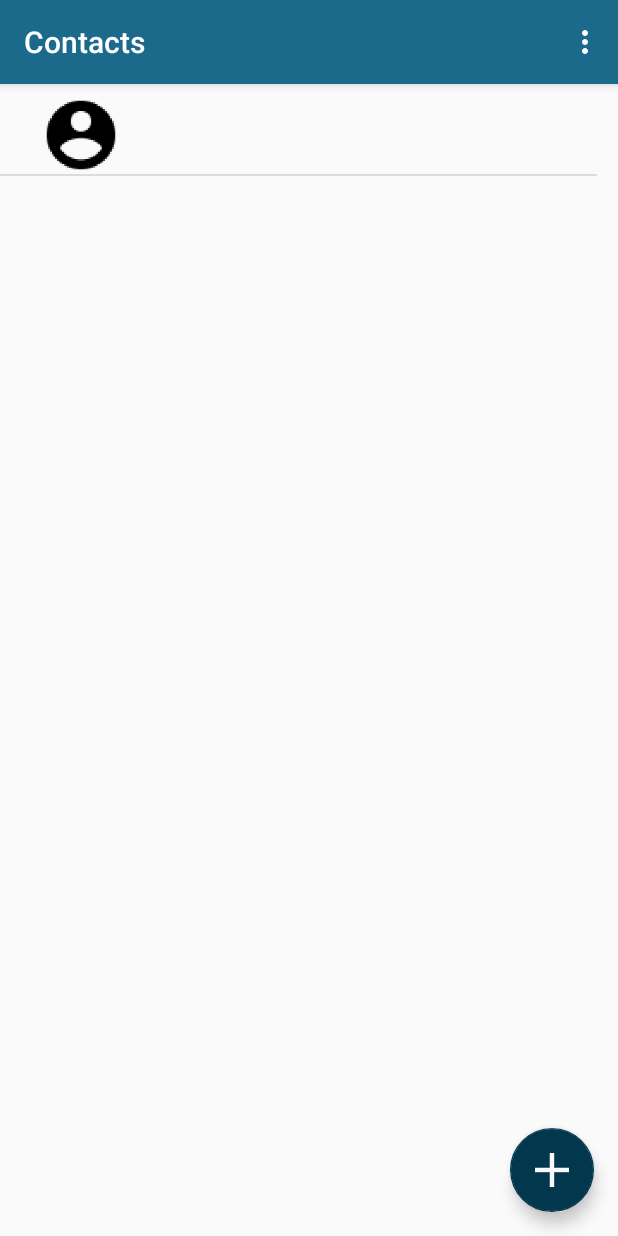
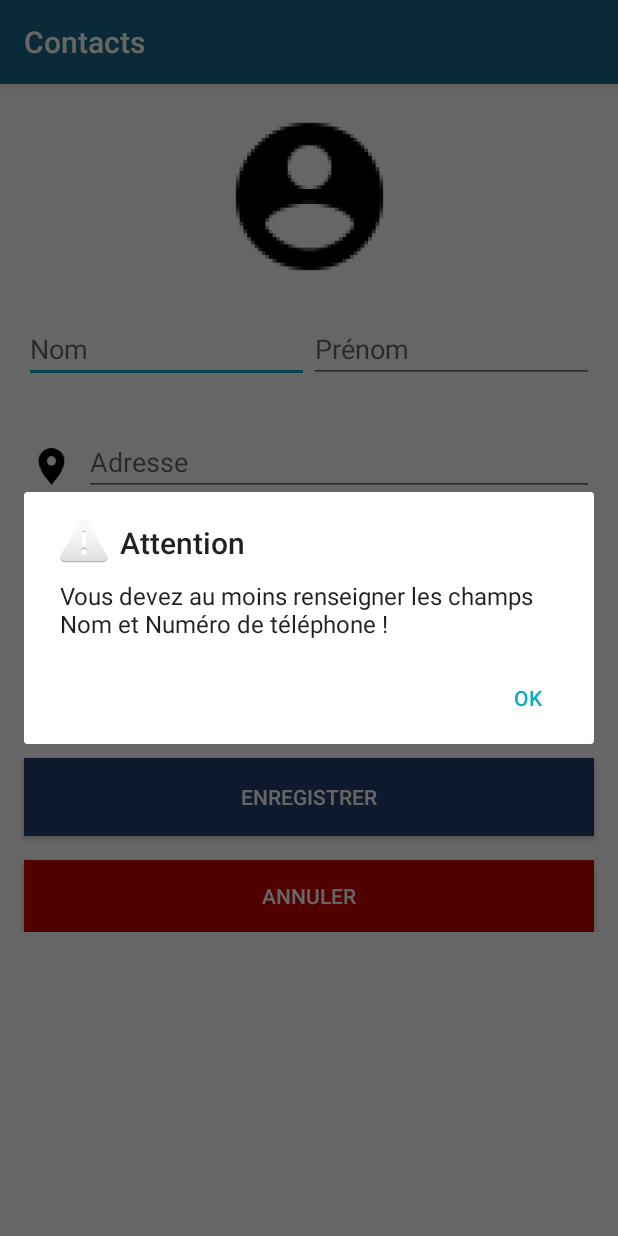
Before and after one commit to NoeOz/AppContacts, an Android app: the AddContactActivity screen opened directly, with no data from a screen before it, after a tap on "ENREGISTRER", on a phone screen of 412 x 824 dp. Run offline under Robolectric (Android 15) with nearby library versions, the phone set to English and light mode, and no system bars.

Commit message:
changed apllyed

```diff
--- a/Contacts/app/src/main/java/com/example/contacts/AddContactActivity.java
+++ b/Contacts/app/src/main/java/com/example/contacts/AddContactActivity.java
@@ -2,11 +2,16 @@ package com.example.contacts;
 
 import androidx.appcompat.app.AppCompatActivity;
 
+import android.app.AlertDialog;
+import android.content.DialogInterface;
 import android.content.Intent;
 import android.os.Bundle;
+import android.text.Editable;
+import android.text.TextWatcher;
 import android.view.View;
 import android.widget.ArrayAdapter;
 import android.widget.EditText;
+import android.widget.TextView;
 import android.widget.Toast;
 
 import java.util.ArrayList;
@@ -17,29 +22,106 @@ public class AddContactActivity extends AppCompatActivity {
     private ContactsDbAdapter NDBA;
     private int mNoteNumber = 1;
     private int listView;
+    EditText mavariableEditTextPrenom;
+    EditText mavariableEditTextNom;
+    EditText mavariableEditTextEmail;
+    EditText mavariableEditTextAdresse;
+    EditText mavariableEditTextTel;
+    TextView errorTel;
+    TextView errorEmail;
+
     @Override
     protected void onCreate(Bundle savedInstanceState) {
         super.onCreate(savedInstanceState);
         setContentView(R.layout.add_contact);
         NDBA= new ContactsDbAdapter(this);
         NDBA.open();
+        mavariableEditTextPrenom = (EditText) findViewById(R.id.editText_prenom);
+        mavariableEditTextNom= (EditText) findViewById(R.id.editText_Nom);
+        mavariableEditTextEmail= (EditText) findViewById(R.id.edittext_email);
+        mavariableEditTextAdresse = (EditText) findViewById(R.id.edittext_adresse);
+        mavariableEditTextTel= (EditText) findViewById(R.id.edittext_Tel);
+        errorTel = (TextView) findViewById(R.id.fTel);
+        errorEmail = (TextView) findViewById(R.id.fEmail);
+        mavariableEditTextTel.addTextChangedListener(new TextWatcher() {
+            @Override
+            public void beforeTextChanged(CharSequence s, int start, int count, int after) {
+
+            }
+            @Override
+            public void onTextChanged(CharSequence s, int start, int before, int count) {
+                if(!(mavariableEditTextTel.getText().toString().matches("0[0-9]{9,9}")))
+                    errorTel.setText("Vous devez respecter la forme du Numéro");
+                else{
+                    errorTel.setText("");
+                }
+            }
+            @Override
+            public void afterTextChanged(Editable s) {
+
+            }
+        });
+        mavariableEditTextEmail.addTextChangedListener(new TextWatcher() {
+            @Override
+            public void beforeTextChanged(CharSequence s, int start, int count, int after) {
+
+            }
+            @Override
+            public void onTextChanged(CharSequence s, int start, int before, int count) {
+                if(!(mavariableEditTextEmail.getText().toString().matches("^(([^<>()\\[\\]\\\\.,;:\\s@\"]+(\\.[^<>()\\[\\]\\\\.,;:\\s@\"]+)*)|(\".+\"))@((\\[[0-9]{1,3}\\.[0-9]{1,3}\\.[0-9]{1,3}\\.[0-9]{1,3}\\])|(([a-zA-Z\\-0-9]+\\.)+[a-zA-Z]{2,}))$")))
+                    errorEmail.setText("Email incorrecte ! exemple : qlqchose@qlqchose.qlqchose");
+                else{
+                    errorEmail.setText("");
+                }
+            }
+            @Override
+            public void afterTextChanged(Editable s) {
+
+            }
+        });
     }
     public void createContact(View view) {
-        EditText mavariableEditText;
-        mavariableEditText= (EditText) findViewById(R.id.editText_prenom);
-        String prenom = mavariableEditText.getText().toString();
-        mavariableEditText= (EditText) findViewById(R.id.editText_Nom);
-        String nom = mavariableEditText.getText().toString();
-        mavariableEditText= (EditText) findViewById(R.id.edittext_email);
-        String email = mavariableEditText.getText().toString();
-        mavariableEditText= (EditText) findViewById(R.id.edittext_adresse);
-        String adresse = mavariableEditText.getText().toString();
-        mavariableEditText= (EditText) findViewById(R.id.edittext_Tel);
-        String tel = mavariableEditText.getText().toString();
-        NDBA.createContact(prenom,nom,email,tel,adresse,"0");
-        startActivity(new Intent(this,MainActivity.class));
-        finish();
-        Toast.makeText(getApplicationContext(),"Contact ajouté", Toast.LENGTH_SHORT).show();
+
+
+        String prenom = mavariableEditTextPrenom.getText().toString();
+        String nom = mavariableEditTextNom.getText().toString();
+        String email = mavariableEditTextEmail.getText().toString();
+        String adresse = mavariableEditTextAdresse.getText().toString();
+        String tel = mavariableEditTextTel.getText().toString();
+        if(nom.length()==0 || tel.length()==0){
+            new AlertDialog.Builder(AddContactActivity.this)
+                    .setTitle("Attention")
+                    .setMessage("Vous devez au moins renseigner les champs Nom et Numéro de téléphone !")
+
+                    // Specifying a listener allows you to take an action before dismissing the dialog.
+                    // The dialog is automatically dismissed when a dialog button is clicked.
+                    .setPositiveButton("Ok",null)
+
+                    // A null listener allows the button to dismiss the dialog and take no further action.
+                    .setIcon(android.R.drawable.ic_dialog_alert)
+                    .show();
+        }
+        else {
+            if(errorTel.getText().toString().length()!=0 || errorEmail.getText().toString().length()!=0){
+                new AlertDialog.Builder(AddContactActivity.this)
+                        .setTitle("Attention")
+                        .setMessage("Il y'a des erreur que vous devez corriger !")
+
+                        // Specifying a listener allows you to take an action before dismissing the dialog.
+                        // The dialog is automatically dismissed when a dialog button is clicked.
+                        .setPositiveButton("Ok",null)
+
+                        // A null listener allows the button to dismiss the dialog and take no further action.
+                        .setIcon(android.R.drawable.ic_dialog_alert)
+                        .show();
+            }
+            else {
+                NDBA.createContact(prenom, nom, email, tel, adresse, "0");
+                startActivity(new Intent(this, MainActivity.class));
+                finish();
+                Toast.makeText(getApplicationContext(), "Contact ajouté", Toast.LENGTH_SHORT).show();
+            }
+        }
     }
     public void onBackPressed(){
         startActivity(new Intent(this,MainActivity.class));
@@ -51,4 +133,11 @@ public class AddContactActivity extends AppCompatActivity {
         Toast.makeText(getApplicationContext(),"En developpement",Toast.LENGTH_SHORT).show();
     }
 
+    public void cancelCreation(View view){
+        startActivity(new Intent(this,MainActivity.class));
+        finish();
+    }
+
+
+
 }
--- a/Contacts/app/src/main/res/layout/add_contact.xml
+++ b/Contacts/app/src/main/res/layout/add_contact.xml
@@ -37,7 +37,7 @@
             android:layout_marginRight="16dp"
             android:ems="10"
             android:hint="@string/text_adresse"
-            android:inputType="textPersonName"
+            android:inputType="textCapSentences|textPersonName"
             app:layout_constraintEnd_toEndOf="parent"
             app:layout_constraintHorizontal_bias="1.0"
             app:layout_constraintStart_toStartOf="parent"
@@ -52,7 +52,7 @@
             android:layout_marginRight="16dp"
             android:ems="10"
             android:hint="@string/text_numero"
-            android:inputType="number"
+            android:inputType="phone"
             app:layout_constraintEnd_toEndOf="parent"
             app:layout_constraintHorizontal_bias="1.0"
             app:layout_constraintStart_toEndOf="@+id/imageView2"
@@ -67,7 +67,7 @@
             android:layout_marginTop="28dp"
             android:ems="10"
             android:hint="@string/text_nom"
-            android:inputType="textPersonName"
+            android:inputType="textCapSentences|textPersonName"
             app:layout_constraintEnd_toStartOf="@+id/editText_prenom"
             app:layout_constraintHorizontal_bias="0.5"
             app:layout_constraintStart_toStartOf="parent"
@@ -81,7 +81,7 @@
             android:layout_marginRight="16dp"
             android:ems="10"
             android:hint="@string/text_prenom"
-            android:inputType="textPersonName"
+            android:inputType="textCapSentences|textPersonName"
             app:layout_constraintBaseline_toBaselineOf="@+id/editText_Nom"
             app:layout_constraintEnd_toEndOf="parent"
             app:layout_constraintHorizontal_bias="0.5"
@@ -97,9 +97,9 @@
             android:layout_marginEnd="16dp"
             android:layout_marginRight="16dp"
             android:background="#263F72"
-            android:textColor="#ffffff"
             android:onClick="createContact"
             android:text="@string/button_enregistrer"
+            android:textColor="#ffffff"
             app:layout_constraintEnd_toEndOf="parent"
             app:layout_constraintHorizontal_bias="0.0"
             app:layout_constraintStart_toStartOf="parent"
@@ -159,6 +159,51 @@
             app:layout_constraintTop_toBottomOf="@+id/imageView3"
             app:srcCompat="@mipmap/ic_dir_email_foreground" />
 
+        <Button
+            android:id="@+id/button1"
+            android:layout_width="0dp"
+            android:layout_height="wrap_content"
+            android:layout_marginStart="16dp"
+            android:layout_marginLeft="16dp"
+            android:layout_marginTop="16dp"
+            android:layout_marginEnd="16dp"
+            android:layout_marginRight="16dp"
+            android:background="@android:color/holo_red_dark"
+            android:onClick="cancelCreation"
+            android:text="@string/button_annuler"
+            android:textColor="#ffffff"
+            app:layout_constraintEnd_toEndOf="parent"
+            app:layout_constraintStart_toStartOf="parent"
+            app:layout_constraintTop_toBottomOf="@+id/button" />
+
+        <TextView
+            android:id="@+id/fTel"
+            android:layout_width="0dp"
+            android:layout_height="wrap_content"
+            android:layout_marginStart="60dp"
+            android:layout_marginLeft="60dp"
+            android:layout_marginTop="4dp"
+            android:layout_marginEnd="16dp"
+            android:layout_marginRight="16dp"
+            android:textColor="@android:color/holo_red_dark"
+            app:layout_constraintEnd_toEndOf="parent"
+            app:layout_constraintStart_toStartOf="parent"
+            app:layout_constraintTop_toBottomOf="@+id/edittext_Tel" />
+
+        <TextView
+            android:id="@+id/fEmail"
+            android:layout_width="0dp"
+            android:layout_height="wrap_content"
+            android:layout_marginStart="60dp"
+            android:layout_marginLeft="60dp"
+            android:layout_marginTop="4dp"
+            android:layout_marginEnd="16dp"
+            android:layout_marginRight="16dp"
+            android:textColor="@android:color/holo_red_dark"
+            app:layout_constraintEnd_toEndOf="parent"
+            app:layout_constraintStart_toStartOf="parent"
+            app:layout_constraintTop_toBottomOf="@+id/edittext_email" />
+
 
     </androidx.constraintlayout.widget.ConstraintLayout>
 </ScrollView>
--- a/Contacts/app/src/main/res/values/strings.xml
+++ b/Contacts/app/src/main/res/values/strings.xml
@@ -8,4 +8,5 @@
     <string name="text_email">Email</string>
     <string name="button_enregistrer">Enregistrer</string>
     <string name="app_add_title">Ajouter contact</string>
+    <string name="button_annuler">Annuler</string>
 </resources>
```
